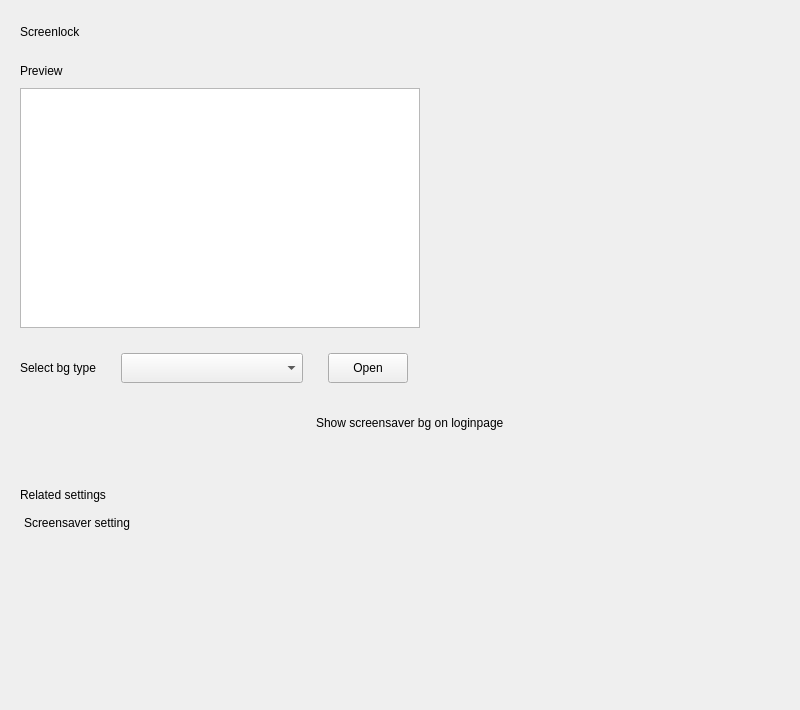
Above: plugins/personalized/screenlock/screenlock.ui from ukui/ukui-control-center before the change. Below: the same form after it.
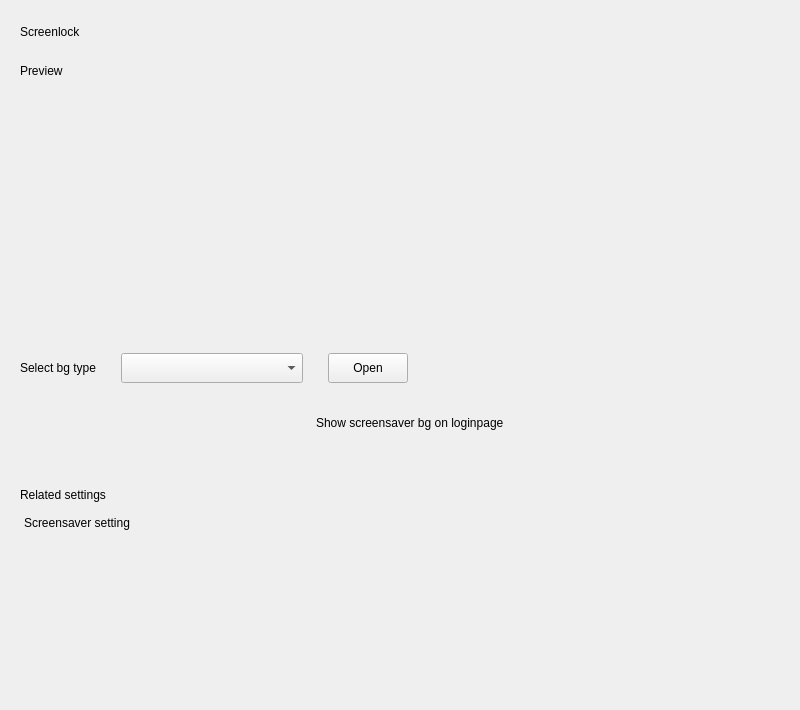
That is the form after the change.

What changed in the file:
```diff
--- a/plugins/personalized/screenlock/screenlock.ui
+++ b/plugins/personalized/screenlock/screenlock.ui
@@ -114,7 +114,13 @@
        <item>
         <layout class="QHBoxLayout" name="horizontalLayout">
          <item>
-          <widget class="QGraphicsView" name="graphicsView">
+          <widget class="QLabel" name="bgLabel">
+           <property name="sizePolicy">
+            <sizepolicy hsizetype="Fixed" vsizetype="Fixed">
+             <horstretch>0</horstretch>
+             <verstretch>0</verstretch>
+            </sizepolicy>
+           </property>
            <property name="minimumSize">
             <size>
              <width>400</width>
@@ -127,6 +133,9 @@
              <height>240</height>
             </size>
            </property>
+           <property name="text">
+            <string/>
+           </property>
           </widget>
          </item>
          <item>
```
